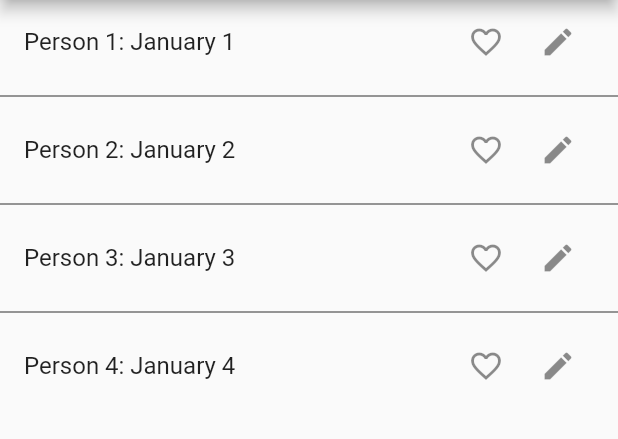
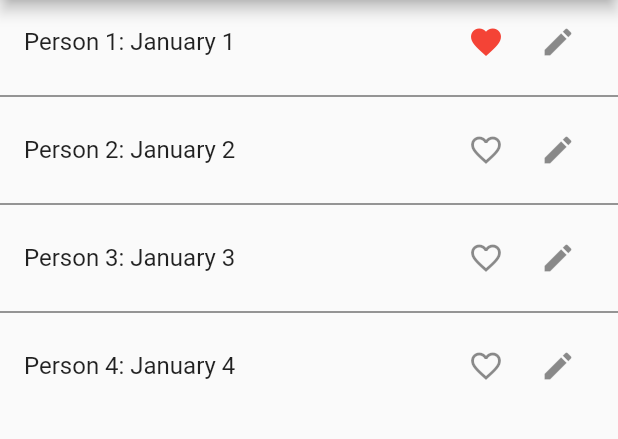
Before and after one commit to safinsingh/birthdays, a Flutter app: the screen it shows after launch, after a tap on the "favorite outline" icon, on a phone screen of 412 x 824 dp, the part 84-523 px from its top. Run offline on Flutter 3.47's test engine with Material 2 defaults, Android fonts, the phone set to English and light mode, and no system bars; missing offline and left inert: flutter_picker.

Commit message:
bugfixes for adding, removing, and viewing favorites

```diff
--- a/lib/birthday_list.dart
+++ b/lib/birthday_list.dart
@@ -14,7 +14,7 @@ class BirthdayListState extends State<BirthdayList> {
     "Person 4": "January 4",
   };
 
-  final _favorites = <String, String>{};
+  final _favorites = [];
 
   Widget _buildList() {
     return ListView.separated(
@@ -29,7 +29,7 @@ class BirthdayListState extends State<BirthdayList> {
   }
 
   Widget _buildRow(birthday) {
-    final alrSaved = _favorites.containsKey(birthday);
+    final alrSaved = _favorites.contains(birthday);
     return ListTile(
       title: Text(birthday + ": " + _birthdays[birthday]),
       trailing: Wrap(
@@ -42,7 +42,7 @@ class BirthdayListState extends State<BirthdayList> {
                 if (alrSaved) {
                   _favorites.remove(birthday);
                 } else {
-                  _favorites.addEntries(birthday);
+                  _favorites.add(birthday);
                 }
               });
             },
@@ -62,12 +62,14 @@ class BirthdayListState extends State<BirthdayList> {
   void _pushSaved() {
     Navigator.of(context)
         .push(MaterialPageRoute(builder: (BuildContext context) {
-      final List<Widget> divided = ListTile.divideTiles(
-        context: context,
-        tiles: _favorites.entries.map((e) => ListTile(
-              title: Text('${e.key}: ${e.value}'),
-            )),
-      );
+      final Iterable<ListTile> tiles = _favorites.map((birthday) {
+        return ListTile(
+          title: Text(birthday + ": " + _birthdays[birthday]),
+        );
+      });
+
+      final List<Widget> divided =
+          ListTile.divideTiles(context: context, tiles: tiles).toList();
       return Scaffold(
           appBar: AppBar(title: favoriteTitle),
           body: ListView(children: divided));
```
